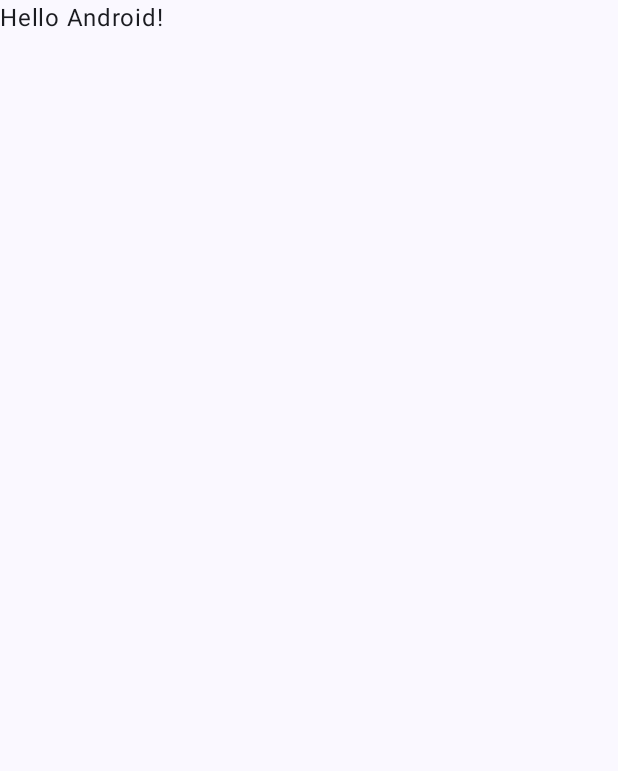
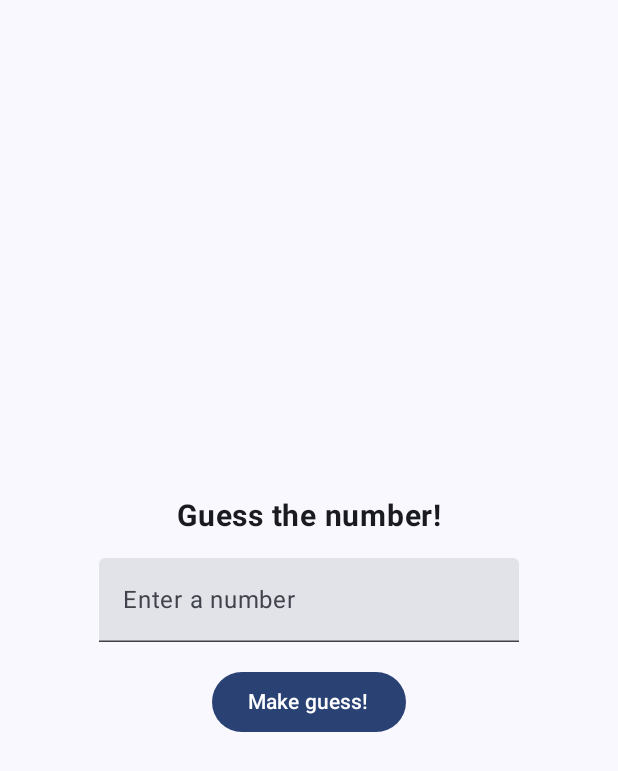
Before and after one commit to muliamaulana/JetpackComposeMasterClass, an Android app built with Jetpack Compose: the screen it shows after launch (MainActivity), on a phone screen of 412 x 824 dp. Before the commit the part shown is almost empty. Shown: the top 771 px of the screen. Run offline under Robolectric (Android 15) with nearby library versions, the phone set to English and light mode, and no system bars.

Commit message:
State Management

```diff
--- a/app/build.gradle.kts
+++ b/app/build.gradle.kts
@@ -44,6 +44,7 @@ dependencies {
     implementation(libs.androidx.core.ktx)
     implementation(libs.androidx.adaptive.android)
     implementation(libs.androidx.lifecycle.runtime.ktx)
+    implementation(libs.androidx.lifecycle.viewmodel)
     implementation(libs.androidx.activity.compose)
     implementation(platform(libs.androidx.compose.bom))
     implementation(libs.androidx.ui)
--- a/app/src/main/java/com/muliamaulana/jetpackcomposemasterclass/MainActivity.kt
+++ b/app/src/main/java/com/muliamaulana/jetpackcomposemasterclass/MainActivity.kt
@@ -11,6 +11,7 @@ import androidx.compose.material3.Text
 import androidx.compose.runtime.Composable
 import androidx.compose.ui.Modifier
 import androidx.compose.ui.tooling.preview.Preview
+import com.muliamaulana.jetpackcomposemasterclass.state_management.number_guess.NumberGuestScreenRoot
 import com.muliamaulana.jetpackcomposemasterclass.ui.theme.JetpackComposeMasterClassTheme
 
 class MainActivity : ComponentActivity() {
@@ -20,8 +21,7 @@ class MainActivity : ComponentActivity() {
         setContent {
             JetpackComposeMasterClassTheme {
                 Scaffold(modifier = Modifier.fillMaxSize()) { innerPadding ->
-                    Greeting(
-                        name = "Android",
+                    NumberGuestScreenRoot(
                         modifier = Modifier.padding(innerPadding)
                     )
                 }
--- /dev/null
+++ b/app/src/main/java/com/muliamaulana/jetpackcomposemasterclass/state_management/number_guess/NumberGuessScreen.kt
@@ -0,0 +1,113 @@
+package com.muliamaulana.jetpackcomposemasterclass.state_management.number_guess
+
+import androidx.compose.foundation.layout.Arrangement
+import androidx.compose.foundation.layout.Column
+import androidx.compose.foundation.layout.fillMaxSize
+import androidx.compose.foundation.text.KeyboardOptions
+import androidx.compose.material3.Button
+import androidx.compose.material3.Text
+import androidx.compose.material3.TextField
+import androidx.compose.runtime.Composable
+import androidx.compose.runtime.getValue
+import androidx.compose.ui.Alignment
+import androidx.compose.ui.Modifier
+import androidx.compose.ui.text.font.FontWeight
+import androidx.compose.ui.text.input.KeyboardType
+import androidx.compose.ui.tooling.preview.Preview
+import androidx.compose.ui.unit.dp
+import androidx.compose.ui.unit.sp
+import androidx.lifecycle.compose.collectAsStateWithLifecycle
+import androidx.lifecycle.viewmodel.compose.viewModel
+import com.muliamaulana.jetpackcomposemasterclass.ui.theme.JetpackComposeMasterClassTheme
+
+/**
+ * Created by muliamaulana on 23/12/24.
+ */
+
+@Composable
+fun NumberGuestScreenRoot(modifier: Modifier = Modifier) {
+    val viewModel = viewModel<NumberGuessViewModel>()
+    val state by viewModel.state.collectAsStateWithLifecycle()
+
+    NumberGuessScreen(
+        state = state,
+        onAction = viewModel::onAction,
+        modifier = modifier,
+    )
+}
+
+@Composable
+fun NumberGuessScreen(
+    state: NumberGuessState,
+    onAction: (NumberGuessAction) -> Unit,
+    modifier: Modifier = Modifier
+) {
+
+    Column(
+        modifier = modifier.fillMaxSize(),
+        horizontalAlignment = Alignment.CenterHorizontally,
+        verticalArrangement = Arrangement.spacedBy(16.dp, Alignment.CenterVertically)
+    ) {
+
+        Text(
+            text = "Guess the number!",
+            fontSize = 20.sp,
+            fontWeight = FontWeight.Bold
+        )
+        TextField(
+            value = state.numberText,
+            onValueChange = { newText ->
+                onAction(NumberGuessAction.OnNumberTextChange(newText))
+            },
+            keyboardOptions = KeyboardOptions(
+                keyboardType = KeyboardType.Number
+            ),
+            placeholder = {
+                Text(
+                    text = "Enter a number",
+                )
+            }
+        )
+
+        Button(
+            onClick = {
+                onAction(NumberGuessAction.OnGuessClick)
+            }
+        ) {
+            Text(
+                text = "Make guess!"
+            )
+        }
+
+        if (state.guessText != null) {
+            Text(
+                text = state.guessText
+            )
+        }
+
+        if (state.isGuessCorrect) {
+            Button(
+                onClick = {
+                    onAction(NumberGuessAction.OnStartNewGameButton)
+                }
+            ) {
+                Text(
+                    text = "Start New Game"
+                )
+            }
+        }
+    }
+}
+
+@Preview(
+    showBackground = true
+)
+@Composable
+fun NumberScreenGuessPreview() {
+    JetpackComposeMasterClassTheme {
+        NumberGuessScreen(
+            state = NumberGuessState(),
+            onAction = {}
+        )
+    }
+}
--- /dev/null
+++ b/app/src/main/java/com/muliamaulana/jetpackcomposemasterclass/state_management/number_guess/NumberGuessState.kt
@@ -0,0 +1,10 @@
+package com.muliamaulana.jetpackcomposemasterclass.state_management.number_guess
+
+/**
+ * Created by muliamaulana on 23/12/24.
+ */
+data class NumberGuessState(
+    val numberText: String = "",
+    val guessText: String? = null,
+    val isGuessCorrect: Boolean = false
+)
--- a/gradle/libs.versions.toml
+++ b/gradle/libs.versions.toml
@@ -1,6 +1,6 @@
 [versions]
 agp = "8.7.3"
-kotlin = "2.0.0"
+kotlin = "2.0.21"
 coreKtx = "1.15.0"
 junit = "4.13.2"
 junitVersion = "1.2.1"
@@ -9,6 +9,7 @@ lifecycleRuntimeKtx = "2.8.7"
 activityCompose = "1.9.3"
 composeBom = "2024.12.01"
 adaptiveComposeVersion = "1.0.0"
+viewmodelComposeVersion = "2.8.7"
 
 [libraries]
 androidx-core-ktx = { group = "androidx.core", name = "core-ktx", version.ref = "coreKtx" }
@@ -17,6 +18,7 @@ androidx-junit = { group = "androidx.test.ext", name = "junit", version.ref = "j
 androidx-espresso-core = { group = "androidx.test.espresso", name = "espresso-core", version.ref = "espressoCore" }
 androidx-lifecycle-runtime-ktx = { group = "androidx.lifecycle", name = "lifecycle-runtime-ktx", version.ref = "lifecycleRuntimeKtx" }
 androidx-activity-compose = { group = "androidx.activity", name = "activity-compose", version.ref = "activityCompose" }
+androidx-lifecycle-viewmodel = { group = "androidx.lifecycle", name = "lifecycle-viewmodel-compose", version.ref = "viewmodelComposeVersion" }
 androidx-compose-bom = { group = "androidx.compose", name = "compose-bom", version.ref = "composeBom" }
 androidx-ui = { group = "androidx.compose.ui", name = "ui" }
 androidx-ui-graphics = { group = "androidx.compose.ui", name = "ui-graphics" }
@@ -25,7 +27,7 @@ androidx-ui-tooling-preview = { group = "androidx.compose.ui", name = "ui-toolin
 androidx-ui-test-manifest = { group = "androidx.compose.ui", name = "ui-test-manifest" }
 androidx-ui-test-junit4 = { group = "androidx.compose.ui", name = "ui-test-junit4" }
 androidx-material3 = { group = "androidx.compose.material3", name = "material3" }
-androidx-adaptive-android = { group = "androidx.compose.material3.adaptive", name = "adaptive-android", version.ref = "adaptiveComposeVersion"}
+androidx-adaptive-android = { group = "androidx.compose.material3.adaptive", name = "adaptive-android", version.ref = "adaptiveComposeVersion" }
 
 [plugins]
 android-application = { id = "com.android.application", version.ref = "agp" }
```
Also changed, not shown: app/src/main/java/com/muliamaulana/jetpackcomposemasterclass/state_management/number_guess/NumberGuessAction.kt (added, +11 -0 lines), app/src/main/java/com/muliamaulana/jetpackcomposemasterclass/state_management/number_guess/NumberGuessViewModel.kt (added, +63 -0 lines).
